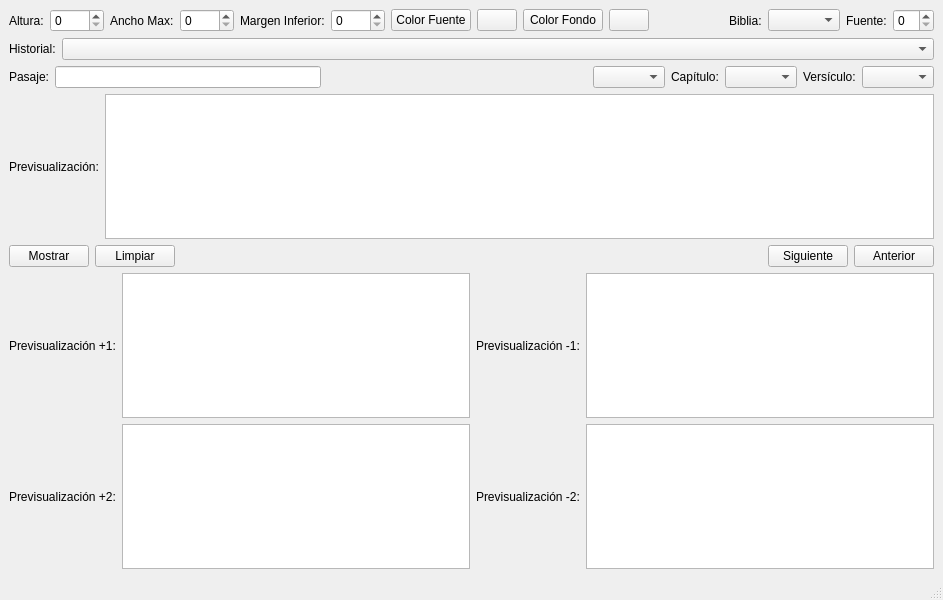
Before: the Qt Designer form main.ui in TimRobles/Versiculos, drawn with Qt 5.
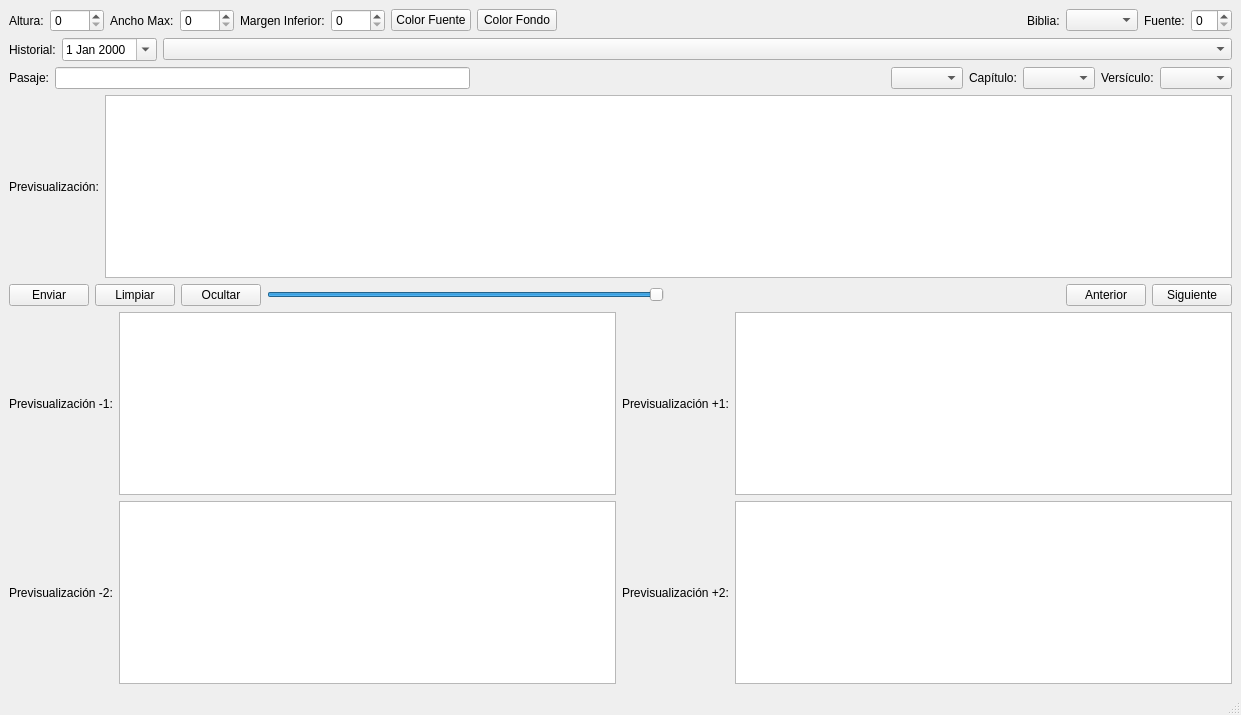
After: the same form once the commit is applied.

Diff of the .ui file:
```diff
--- a/main.ui
+++ b/main.ui
@@ -6,8 +6,8 @@
    <rect>
     <x>0</x>
     <y>0</y>
-    <width>943</width>
-    <height>600</height>
+    <width>1241</width>
+    <height>715</height>
    </rect>
   </property>
   <property name="windowTitle">
@@ -17,40 +17,41 @@
    <layout class="QGridLayout" name="gridLayout_8">
     <item row="0" column="0">
      <layout class="QGridLayout" name="gridLayout_2">
-      <item row="0" column="8">
+      <item row="0" column="2">
+       <widget class="QLabel" name="label_2">
+        <property name="text">
+         <string>Ancho Max:</string>
+        </property>
+       </widget>
+      </item>
+      <item row="0" column="5">
+       <widget class="QSpinBox" name="sbMargen">
+        <property name="maximum">
+         <number>2000</number>
+        </property>
+       </widget>
+      </item>
+      <item row="0" column="11">
+       <widget class="QLabel" name="label_8">
+        <property name="text">
+         <string>Fuente:</string>
+        </property>
+       </widget>
+      </item>
+      <item row="0" column="7">
        <widget class="QPushButton" name="btnColorFondo">
         <property name="text">
          <string>Color Fondo</string>
         </property>
        </widget>
       </item>
-      <item row="0" column="1">
-       <widget class="QSpinBox" name="sbAltura">
-        <property name="maximum">
-         <number>2000</number>
-        </property>
-       </widget>
-      </item>
-      <item row="0" column="11">
+      <item row="0" column="9">
        <widget class="QLabel" name="label_14">
         <property name="text">
          <string>Biblia:</string>
         </property>
        </widget>
       </item>
-      <item row="0" column="10">
-       <spacer name="horizontalSpacer">
-        <property name="orientation">
-         <enum>Qt::Horizontal</enum>
-        </property>
-        <property name="sizeHint" stdset="0">
-         <size>
-          <width>40</width>
-          <height>20</height>
-         </size>
-        </property>
-       </spacer>
-      </item>
       <item row="0" column="0">
        <widget class="QLabel" name="label">
         <property name="text">
@@ -58,13 +59,26 @@
         </property>
        </widget>
       </item>
-      <item row="0" column="14">
-       <widget class="QSpinBox" name="sbFuente">
+      <item row="0" column="1">
+       <widget class="QSpinBox" name="sbAltura">
         <property name="maximum">
-         <number>99</number>
+         <number>2000</number>
         </property>
        </widget>
       </item>
+      <item row="0" column="8">
+       <spacer name="horizontalSpacer">
+        <property name="orientation">
+         <enum>Qt::Horizontal</enum>
+        </property>
+        <property name="sizeHint" stdset="0">
+         <size>
+          <width>40</width>
+          <height>20</height>
+         </size>
+        </property>
+       </spacer>
+      </item>
       <item row="0" column="6">
        <widget class="QPushButton" name="btnColorFuente">
         <property name="text">
@@ -79,51 +93,23 @@
         </property>
        </widget>
       </item>
-      <item row="0" column="3">
-       <widget class="QSpinBox" name="sbAncho">
-        <property name="maximum">
-         <number>2000</number>
-        </property>
-       </widget>
-      </item>
-      <item row="0" column="2">
-       <widget class="QLabel" name="label_2">
-        <property name="text">
-         <string>Ancho Max:</string>
-        </property>
-       </widget>
-      </item>
-      <item row="0" column="12">
+      <item row="0" column="10">
        <widget class="QComboBox" name="cbBiblia"/>
       </item>
-      <item row="0" column="7">
-       <widget class="QPushButton" name="colorFuente">
-        <property name="text">
-         <string/>
+      <item row="0" column="12">
+       <widget class="QSpinBox" name="sbFuente">
+        <property name="maximum">
+         <number>99</number>
         </property>
        </widget>
       </item>
-      <item row="0" column="13">
-       <widget class="QLabel" name="label_8">
-        <property name="text">
-         <string>Fuente:</string>
-        </property>
-       </widget>
-      </item>
-      <item row="0" column="5">
-       <widget class="QSpinBox" name="sbMargen">
+      <item row="0" column="3">
+       <widget class="QSpinBox" name="sbAncho">
         <property name="maximum">
          <number>2000</number>
         </property>
        </widget>
       </item>
-      <item row="0" column="9">
-       <widget class="QPushButton" name="colorFondo">
-        <property name="text">
-         <string/>
-        </property>
-       </widget>
-      </item>
      </layout>
     </item>
     <item row="1" column="0">
@@ -141,9 +127,22 @@
         </property>
        </widget>
       </item>
-      <item row="0" column="1">
+      <item row="0" column="2">
        <widget class="QComboBox" name="cbHistorial"/>
       </item>
+      <item row="0" column="1">
+       <widget class="QDateEdit" name="deFecha">
+        <property name="sizePolicy">
+         <sizepolicy hsizetype="Maximum" vsizetype="Fixed">
+          <horstretch>0</horstretch>
+          <verstretch>0</verstretch>
+         </sizepolicy>
+        </property>
+        <property name="calendarPopup">
+         <bool>true</bool>
+        </property>
+       </widget>
+      </item>
      </layout>
     </item>
     <item row="2" column="0">
@@ -213,34 +212,33 @@
     <item row="4" column="0">
      <layout class="QGridLayout" name="gridLayout_7">
       <item row="0" column="4">
-       <widget class="QPushButton" name="btnAnterior">
-        <property name="text">
-         <string>Anterior</string>
+       <widget class="QSlider" name="hsTransparencia">
+        <property name="maximum">
+         <number>100</number>
         </property>
-       </widget>
-      </item>
-      <item row="0" column="0">
-       <widget class="QPushButton" name="btnMostrar">
-        <property name="text">
-         <string>Mostrar</string>
+        <property name="value">
+         <number>100</number>
         </property>
-       </widget>
-      </item>
-      <item row="0" column="1">
-       <widget class="QPushButton" name="btnLimpiar">
-        <property name="text">
-         <string>Limpiar</string>
+        <property name="orientation">
+         <enum>Qt::Horizontal</enum>
         </property>
        </widget>
       </item>
-      <item row="0" column="3">
+      <item row="0" column="7">
        <widget class="QPushButton" name="btnSiguiente">
         <property name="text">
          <string>Siguiente</string>
         </property>
        </widget>
       </item>
-      <item row="0" column="2">
+      <item row="0" column="3">
+       <widget class="QPushButton" name="btnOcultarMostrar">
+        <property name="text">
+         <string>Ocultar</string>
+        </property>
+       </widget>
+      </item>
+      <item row="0" column="5">
        <spacer name="horizontalSpacer_3">
         <property name="orientation">
          <enum>Qt::Horizontal</enum>
@@ -253,11 +251,32 @@
         </property>
        </spacer>
       </item>
+      <item row="0" column="2">
+       <widget class="QPushButton" name="btnLimpiar">
+        <property name="text">
+         <string>Limpiar</string>
+        </property>
+       </widget>
+      </item>
+      <item row="0" column="0">
+       <widget class="QPushButton" name="btnEnviar">
+        <property name="text">
+         <string>Enviar</string>
+        </property>
+       </widget>
+      </item>
+      <item row="0" column="6">
+       <widget class="QPushButton" name="btnAnterior">
+        <property name="text">
+         <string>Anterior</string>
+        </property>
+       </widget>
+      </item>
      </layout>
     </item>
     <item row="5" column="0">
      <layout class="QGridLayout" name="gridLayout_5">
-      <item row="0" column="0">
+      <item row="0" column="4">
        <widget class="QLabel" name="label_10">
         <property name="text">
          <string>Previsualización +1:</string>
@@ -271,22 +290,18 @@
         </property>
        </widget>
       </item>
-      <item row="0" column="1">
-       <widget class="QTextEdit" name="tePrevMas1"/>
-      </item>
       <item row="0" column="3">
        <widget class="QTextEdit" name="tePrevMenos1"/>
       </item>
+      <item row="0" column="5">
+       <widget class="QTextEdit" name="tePrevMas1"/>
+      </item>
      </layout>
     </item>
     <item row="6" column="0">
      <layout class="QGridLayout" name="gridLayout_6">
-      <item row="0" column="0">
-       <widget class="QLabel" name="label_11">
-        <property name="text">
-         <string>Previsualización +2:</string>
-        </property>
-       </widget>
+      <item row="0" column="3">
+       <widget class="QTextEdit" name="tePrevMenos2"/>
       </item>
       <item row="0" column="2">
        <widget class="QLabel" name="label_13">
@@ -295,10 +310,14 @@
         </property>
        </widget>
       </item>
-      <item row="0" column="3">
-       <widget class="QTextEdit" name="tePrevMenos2"/>
+      <item row="0" column="4">
+       <widget class="QLabel" name="label_11">
+        <property name="text">
+         <string>Previsualización +2:</string>
+        </property>
+       </widget>
       </item>
-      <item row="0" column="1">
+      <item row="0" column="5">
        <widget class="QTextEdit" name="tePrevMas2"/>
       </item>
      </layout>
```
Left out of the diff: 6 changed lines with no effect on the pictures.
